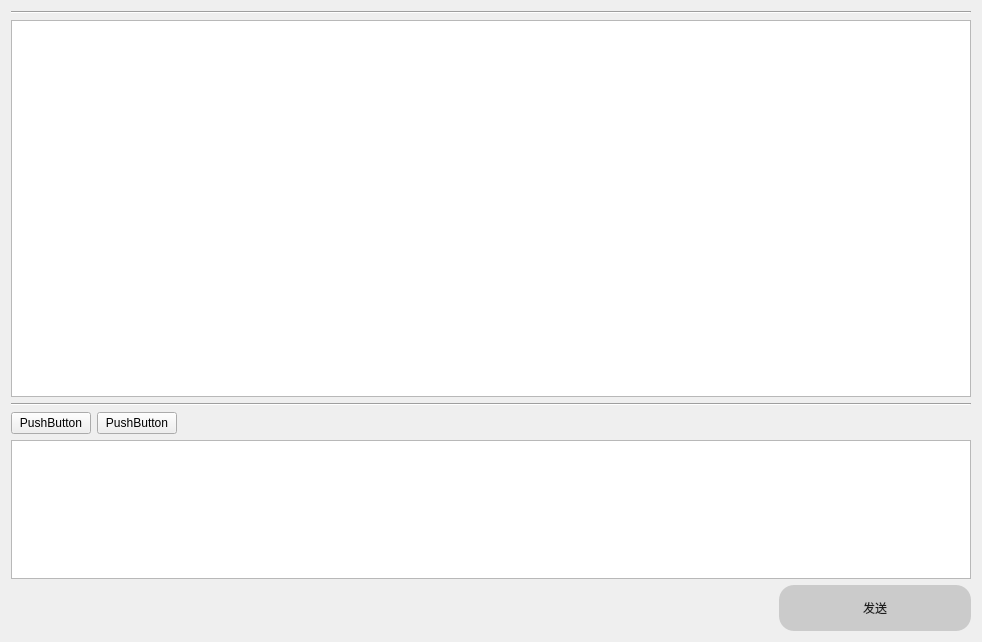
The window that message-client/5.ChatAi/ui/ChatAiWindowWidget.ui (yxiao-yang/message-client) describes before a commit, drawn with Qt 5.
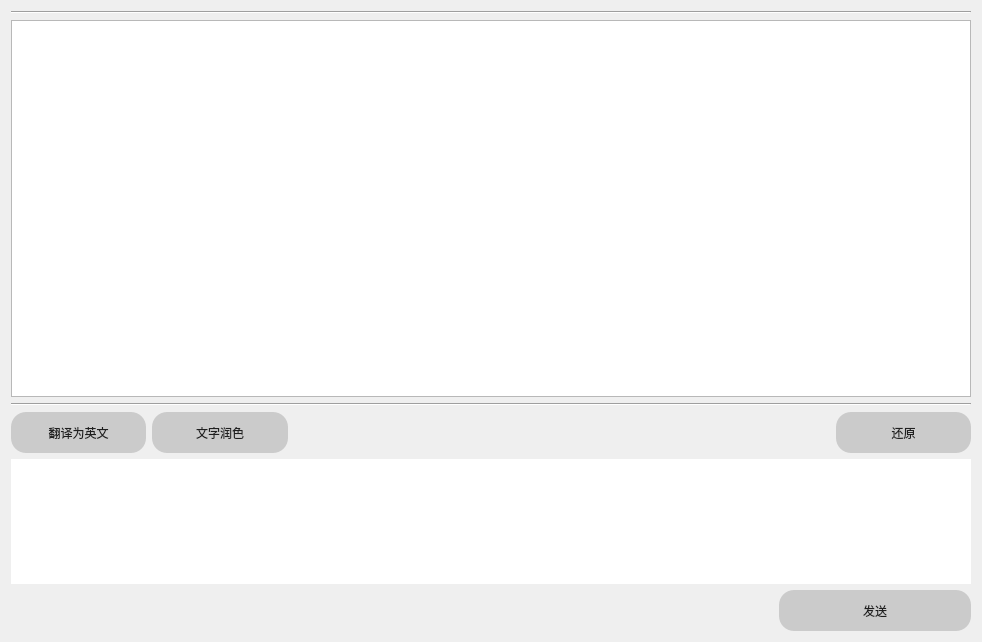
The same window after the commit.

```diff
--- a/message-client/5.ChatAi/ui/ChatAiWindowWidget.ui
+++ b/message-client/5.ChatAi/ui/ChatAiWindowWidget.ui
@@ -38,18 +38,62 @@
    <item>
     <layout class="QVBoxLayout" name="verticalLayout" stretch="1,3,1">
      <item>
-      <layout class="QHBoxLayout" name="horizontalLayout_2">
+      <layout class="QHBoxLayout" name="horizontalLayout_2" stretch="1,1,4,1">
        <item>
-        <widget class="QPushButton" name="pushButton">
+        <widget class="QPushButton" name="translatePb">
+         <property name="sizePolicy">
+          <sizepolicy hsizetype="Minimum" vsizetype="Expanding">
+           <horstretch>0</horstretch>
+           <verstretch>0</verstretch>
+          </sizepolicy>
+         </property>
+         <property name="styleSheet">
+          <string notr="true">QPushButton {
+    background-color: rgb(203,203,203);
+    border-radius: 15px;
+    font: 25 10pt '微软雅黑 Light';
+    color: rgb(31,31,31);
+}
+
+    QPushButton:hover {
+        background-color: rgb(170,168,159);
+    }
+
+    QPushButton:pressed {
+        background-color: rgb(115,110,95);
+    }</string>
+         </property>
          <property name="text">
-          <string>PushButton</string>
+          <string>翻译为英文</string>
          </property>
         </widget>
        </item>
        <item>
-        <widget class="QPushButton" name="pushButton_2">
+        <widget class="QPushButton" name="beautifyPb">
+         <property name="sizePolicy">
+          <sizepolicy hsizetype="Minimum" vsizetype="Expanding">
+           <horstretch>0</horstretch>
+           <verstretch>0</verstretch>
+          </sizepolicy>
+         </property>
+         <property name="styleSheet">
+          <string notr="true">QPushButton {
+    background-color: rgb(203,203,203);
+    border-radius: 15px;
+    font: 25 10pt '微软雅黑 Light';
+    color: rgb(31,31,31);
+}
+
+    QPushButton:hover {
+        background-color: rgb(170,168,159);
+    }
+
+    QPushButton:pressed {
+        background-color: rgb(115,110,95);
+    }</string>
+         </property>
          <property name="text">
-          <string>PushButton</string>
+          <string>文字润色</string>
          </property>
         </widget>
        </item>
@@ -66,10 +110,47 @@
          </property>
         </spacer>
        </item>
+       <item>
+        <widget class="QPushButton" name="restorePb">
+         <property name="sizePolicy">
+          <sizepolicy hsizetype="Minimum" vsizetype="Expanding">
+           <horstretch>0</horstretch>
+           <verstretch>0</verstretch>
+          </sizepolicy>
+         </property>
+         <property name="styleSheet">
+          <string notr="true">QPushButton {
+    background-color: rgb(203,203,203);
+    border-radius: 15px;
+    font: 25 10pt '微软雅黑 Light';
+    color: rgb(31,31,31);
+}
+
+    QPushButton:hover {
+        background-color: rgb(170,168,159);
+    }
+
+    QPushButton:pressed {
+        background-color: rgb(115,110,95);
+    }</string>
+         </property>
+         <property name="text">
+          <string>还原</string>
+         </property>
+        </widget>
+       </item>
       </layout>
      </item>
      <item>
-      <widget class="QTextEdit" name="InputTedit"/>
+      <widget class="QTextEdit" name="InputTedit">
+       <property name="styleSheet">
+        <string notr="true">QTextEdit#InputTedit {
+    border-radius: 15px;
+    font: 25 12pt '微软雅黑 Light';
+    color: rgb(31,31,31);
+}</string>
+       </property>
+      </widget>
      </item>
      <item>
       <layout class="QHBoxLayout" name="horizontalLayout_3" stretch="4,1">
```
